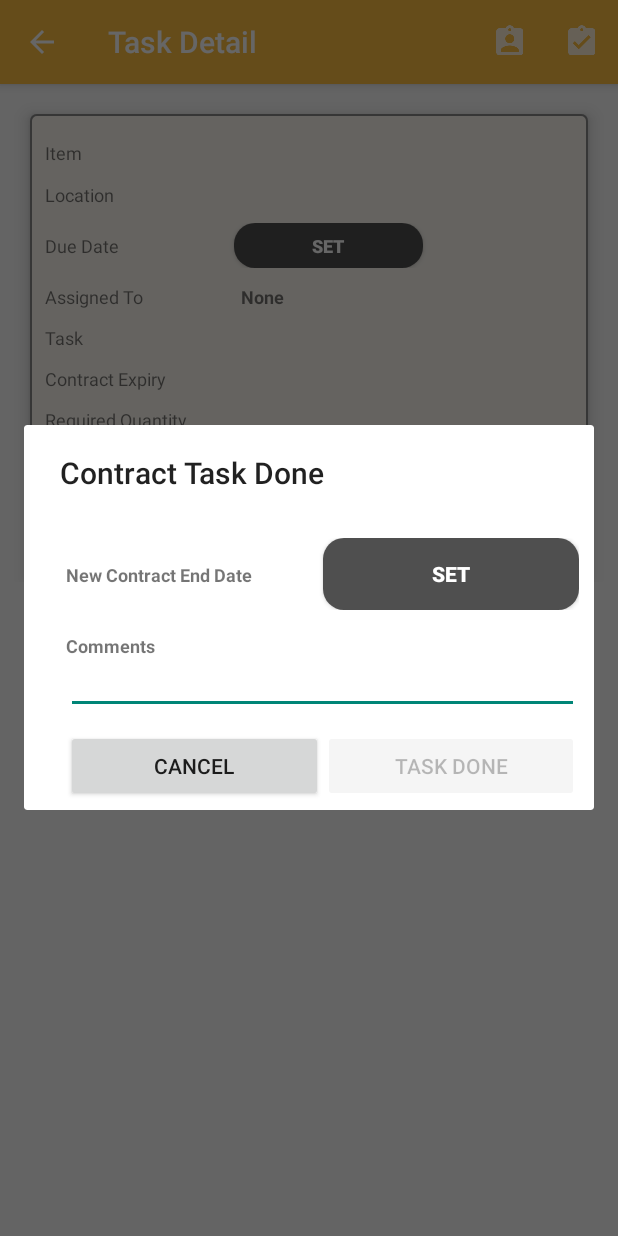
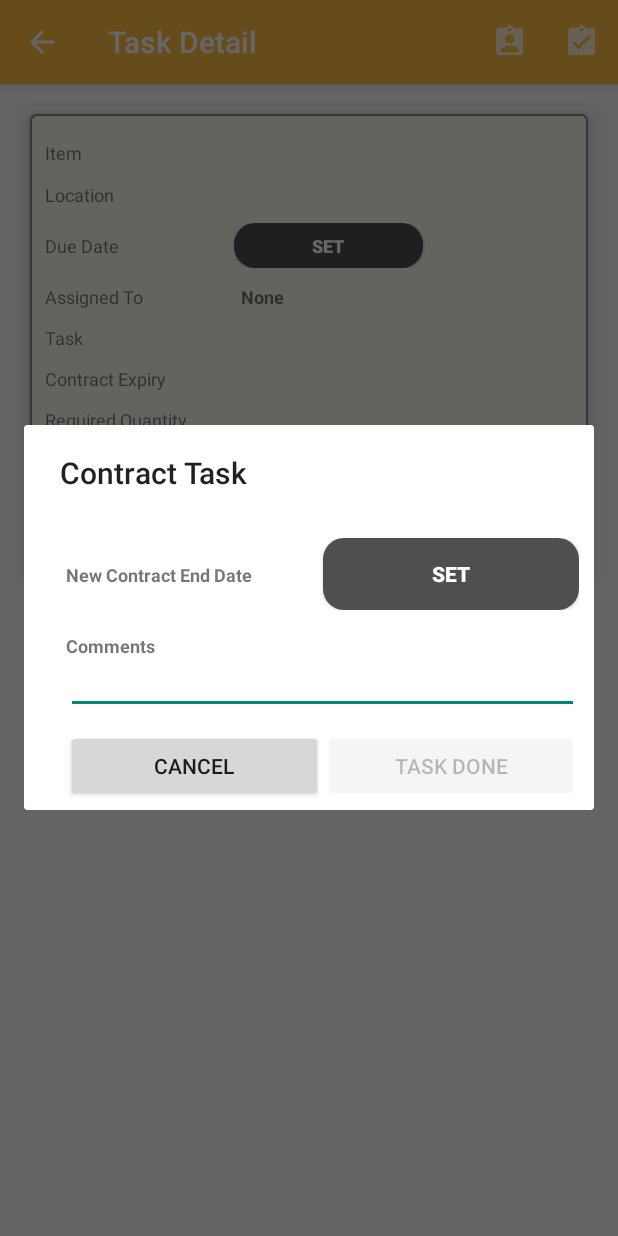
Before and after one commit to prashantnavare/Hospital-Inventory-Manager, an Android app: the fragment ContractTaskDoneDialogFragment placed in its activity, on a phone screen of 412 x 824 dp. Run offline under Robolectric (Android 15) with nearby library versions, the phone set to English and light mode, and no system bars; our stand-ins replace AdMob.

Commit message:
UI Improvements....

```diff
--- a/app/src/main/java/com/navare/prashant/hospitalinventory/ItemDetailFragment.java
+++ b/app/src/main/java/com/navare/prashant/hospitalinventory/ItemDetailFragment.java
@@ -637,6 +637,8 @@ public class ItemDetailFragment extends Fragment implements LoaderManager.Loader
             mCallbacks.EnableRevertButton(false);
             mCallbacks.RedrawOptionsMenu();
             mCallbacks.setTitleString(mItem.mName);
+            Toast toast = Toast.makeText(mContext, "Your changes have been saved.", Toast.LENGTH_SHORT);
+            toast.show();
         }
         return true;
     }
--- a/app/src/main/java/com/navare/prashant/hospitalinventory/TaskDetailFragment.java
+++ b/app/src/main/java/com/navare/prashant/hospitalinventory/TaskDetailFragment.java
@@ -28,6 +28,7 @@ import android.widget.LinearLayout;
 import android.widget.RadioButton;
 import android.widget.RadioGroup;
 import android.widget.TextView;
+import android.widget.Toast;
 
 import com.google.android.gms.ads.AdRequest;
 import com.google.android.gms.ads.AdView;
@@ -458,6 +459,8 @@ public class TaskDetailFragment extends Fragment implements LoaderManager.Loader
             mCallbacks.EnableSaveButton(false);
             mCallbacks.EnableRevertButton(false);
             mCallbacks.RedrawOptionsMenu();
+            Toast toast = Toast.makeText(mContext, "Your changes have been saved.", Toast.LENGTH_SHORT);
+            toast.show();
         }
     }
 
--- a/app/src/main/java/com/navare/prashant/hospitalinventory/util/ContractTaskDoneDialogFragment.java
+++ b/app/src/main/java/com/navare/prashant/hospitalinventory/util/ContractTaskDoneDialogFragment.java
@@ -72,7 +72,7 @@ public class ContractTaskDoneDialogFragment extends DialogFragment {
     public View onCreateView(LayoutInflater inflater, ViewGroup container,
                              Bundle savedInstanceState) {
 
-        getDialog().setTitle("Contract Task Done");
+        getDialog().setTitle("Contract Task");
         View rootView = inflater.inflate(R.layout.dialog_contract_task_done, container, false);
         mBtnContractValidTillDate = (Button) rootView.findViewById(R.id.btnContractValidTillDate);
         mBtnContractValidTillDate.setOnClickListener(new View.OnClickListener() {
--- a/app/src/main/res/layout/dialog_contract_task_done.xml
+++ b/app/src/main/res/layout/dialog_contract_task_done.xml
@@ -25,6 +25,7 @@
             android:textStyle="bold"
             android:textSize="12sp"
             android:layout_weight="1"
+            android:layout_marginRight="20dp"
             />
         <Button
             android:id="@+id/btnContractValidTillDate"
--- a/app/src/main/res/layout/dialog_inventory_add_subtract.xml
+++ b/app/src/main/res/layout/dialog_inventory_add_subtract.xml
@@ -17,7 +17,7 @@
             android:fontFamily="sans-serif-light"
             android:text="@string/add_quantity"
             android:textColor="#ff707070"
-            android:textSize="12sp" />
+            android:textSize="14sp" />
         <Space
             android:layout_width="20dp"
             android:layout_height="match_parent" />
--- a/app/src/main/res/layout/dialog_task_done.xml
+++ b/app/src/main/res/layout/dialog_task_done.xml
@@ -16,7 +16,7 @@
             android:layout_marginLeft="8dp"
             android:fontFamily="sans-serif-light"
             android:text="@string/comments"
-            android:textSize="12sp" />
+            android:textSize="14sp" />
         <Space
             android:layout_width="20dp"
             android:layout_height="match_parent" />
```
